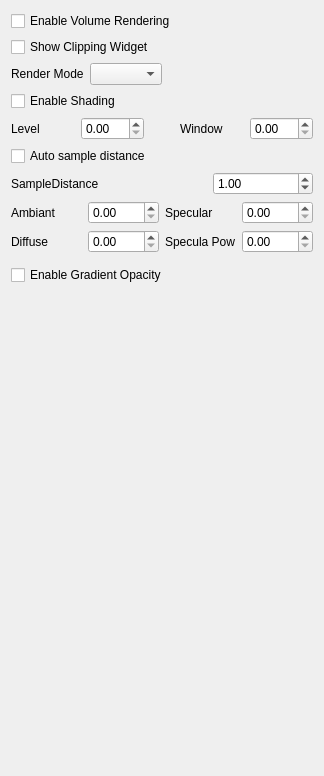
First picture: the form in IbisLib/gui/imageobjectvolumesettingswidget.ui, repository IbisNeuronav/Ibis, before the edit.
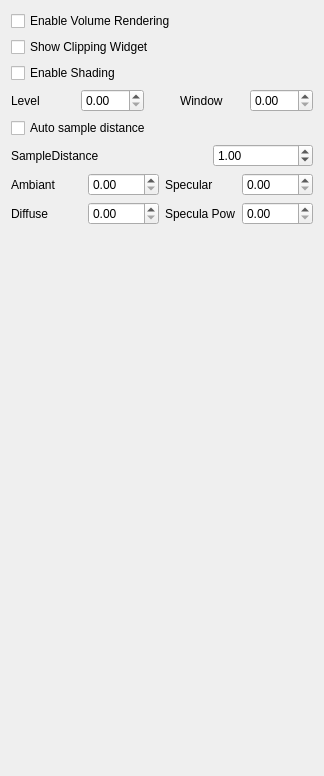
Second picture: the form after the edit. Custom widgets are drawn as their Qt base class.

Commit message: Dropped support for VTK volume rendering mode other than vtkGPUVolumeRayCastMapper. Support for other mappers was poorly implemented and vtk didn't support switching between mode properly. We use direcly vtkGPUVolumeRayCastMapper now instead of vtkSmartVolumeMapper. Also: fixed controls for sample distance which wasn't updated properly.

Diff of the .ui file:
```diff
--- a/IbisLib/gui/imageobjectvolumesettingswidget.ui
+++ b/IbisLib/gui/imageobjectvolumesettingswidget.ui
@@ -28,33 +28,6 @@
      </property>
     </widget>
    </item>
-   <item>
-    <layout class="QHBoxLayout" name="horizontalLayout_5">
-     <item>
-      <widget class="QLabel" name="renderModeLabel">
-       <property name="text">
-        <string>Render Mode</string>
-       </property>
-      </widget>
-     </item>
-     <item>
-      <widget class="QComboBox" name="renderModeComboBox"/>
-     </item>
-     <item>
-      <spacer name="horizontalSpacer">
-       <property name="orientation">
-        <enum>Qt::Horizontal</enum>
-       </property>
-       <property name="sizeHint" stdset="0">
-        <size>
-         <width>40</width>
-         <height>20</height>
-        </size>
-       </property>
-      </spacer>
-     </item>
-    </layout>
-   </item>
    <item>
     <widget class="QCheckBox" name="shadingCheckBox">
      <property name="text">
@@ -348,20 +321,6 @@
      </property>
     </widget>
    </item>
-   <item>
-    <widget class="QCheckBox" name="gradientOpacityCheckBox">
-     <property name="text">
-      <string>Enable Gradient Opacity</string>
-     </property>
-    </widget>
-   </item>
-   <item>
-    <widget class="vtkQtPiecewiseFunctionWidget" name="gradientOpacityFunctionWidget" native="true">
-     <property name="toolTip">
-      <string>Gradient Opacity Transfer Function</string>
-     </property>
-    </widget>
-   </item>
    <item>
     <widget class="vtkQtColorTransferFunctionWidget" name="colorFunctionWidget" native="true">
      <property name="minimumSize">
```
The commit also changes 4 other files.
